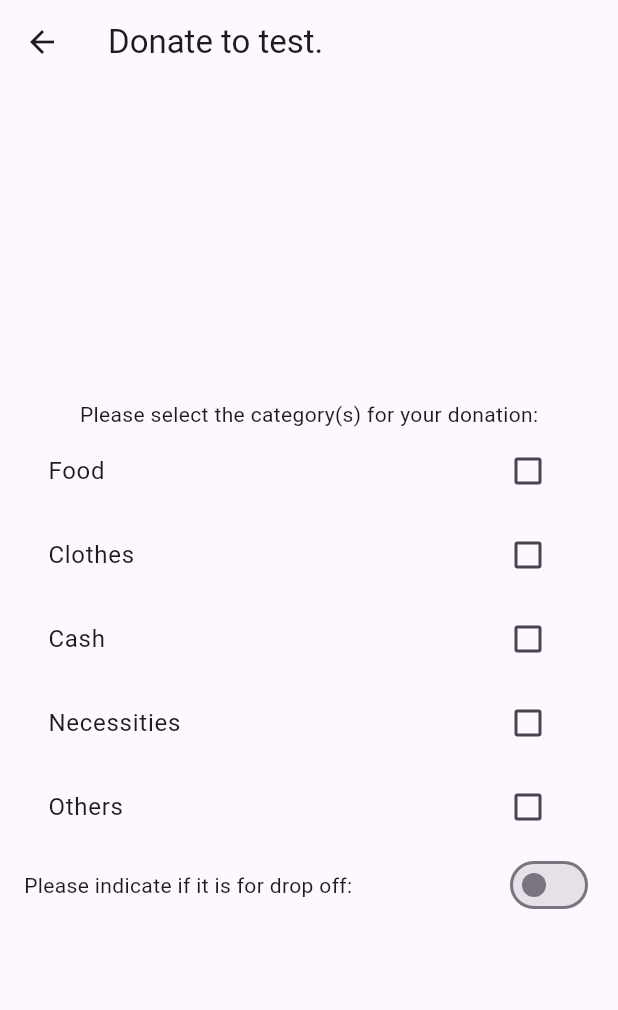
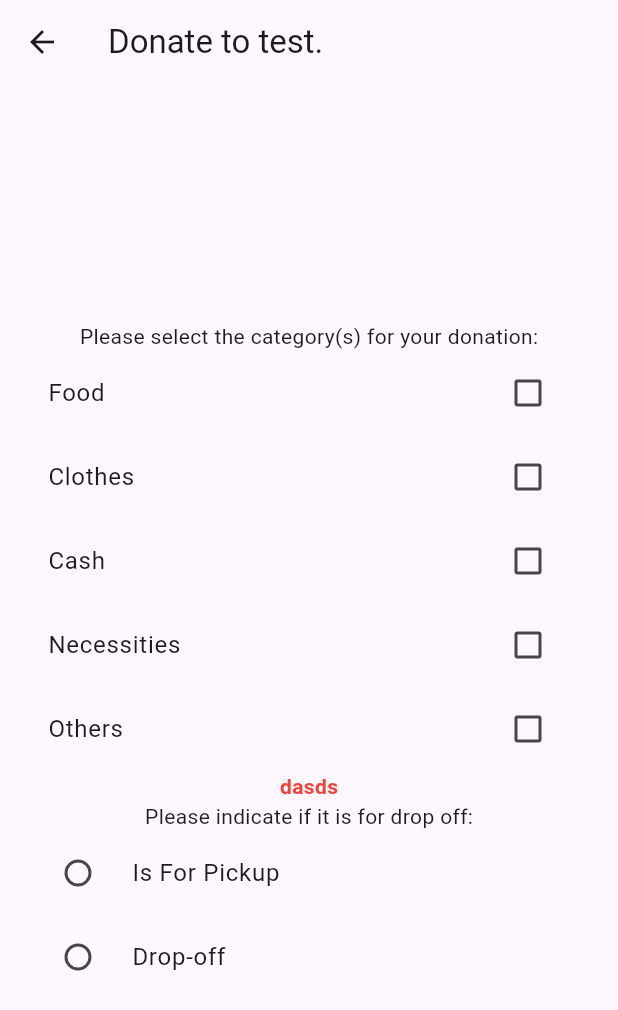
Before and after one commit to dominiclaserna/cmsc23Project, a Flutter app: the screen it shows after launch, on a phone screen of 412 x 824 dp. Shown: the top 1010 px of the screen. Run offline on Flutter 3.47's test engine with Material 3 defaults, Android fonts, the phone set to English and light mode, and no system bars; our stand-ins replace cloud_firestore, firebase_auth, firebase_core; missing offline and left inert: dart:ffi; accounts and stored records are empty.

Commit message:
refactor: changed pickup from switch to radio | issue: radio button wont highlight properly

```diff
--- a/cmsc23Group1/lib/donation/components/donation_pickup.dart
+++ b/cmsc23Group1/lib/donation/components/donation_pickup.dart
@@ -5,18 +5,38 @@ import 'package:week9/donation/donation_utility.dart';
 
 
 
-class IsForPickupSwitch extends StatefulWidget {
-  const IsForPickupSwitch({super.key});
+class IsForPickupRadio extends StatefulWidget {
+  const IsForPickupRadio({super.key});
 
   @override
-  State<IsForPickupSwitch> createState() => _IsForPickupSwitchState();
+  State<IsForPickupRadio> createState() => _IsForPickupRadioState();
 }
 
-class _IsForPickupSwitchState extends State<IsForPickupSwitch> {
+class _IsForPickupRadioState extends State<IsForPickupRadio> {
 
   @override
   Widget build(BuildContext context) {
     final parentProvider = Provider.of<DonationFormProvider>(context);
+
+  Widget createPickupRadio(String text) {
+    bool radioValue = (text == "Is For Pickup") ? true : false;
+
+    void highlightRadio() {
+      setState( () {
+
+      });
+    }
+
+    return RadioListTile(
+        title: Text(text),
+        value: text,
+        groupValue: parentProvider.isForPickup,
+        onChanged: (value) {
+          parentProvider.updateIsForPickup(radioValue);
+          highlightRadio();
+        },
+      );
+  }
 
     return Column(
       children: [
@@ -25,19 +45,13 @@ class _IsForPickupSwitchState extends State<IsForPickupSwitch> {
             parentProvider.pickupErrorMessage,
             style: DonationUtils.errorMessageStyle
           ),
-        Row(
-          mainAxisAlignment: MainAxisAlignment.spaceBetween,
-          children: [
-            const Text("Please indicate if it is for drop off:"),
-            Switch(
-              value: parentProvider.isForPickup ?? false,
-              activeColor: Colors.green,
-              onChanged: (bool? value) {
-                parentProvider.updateIsForPickup(value ?? false);
-              },
-            )
-          ],
-        )
+        const Text("Please indicate if it is for drop off:"),
+          Column(
+            children: [
+              createPickupRadio("Is For Pickup"),
+              createPickupRadio("Drop-off")
+            ],
+          ),
       ],
     );
   }
--- a/cmsc23Group1/lib/donation/donation_form.dart
+++ b/cmsc23Group1/lib/donation/donation_form.dart
@@ -22,7 +22,7 @@ class _DonationFormState extends State<DonationForm> {
       child: Column(
         children: [
           CategoryCheckbox(),
-          IsForPickupSwitch()
+          IsForPickupRadio()
         ]
       )
     );
--- a/cmsc23Group1/lib/donation/donation_provider.dart
+++ b/cmsc23Group1/lib/donation/donation_provider.dart
@@ -24,7 +24,7 @@ class DonationFormProvider with ChangeNotifier {
   final List<String> _selectedCategories = [];
 
   String categoryErrorMessage = "";
-  String pickupErrorMessage = "";
+  String pickupErrorMessage = "dasds";
 
 
   Donation get donationFormData => _donationFormData;
```
